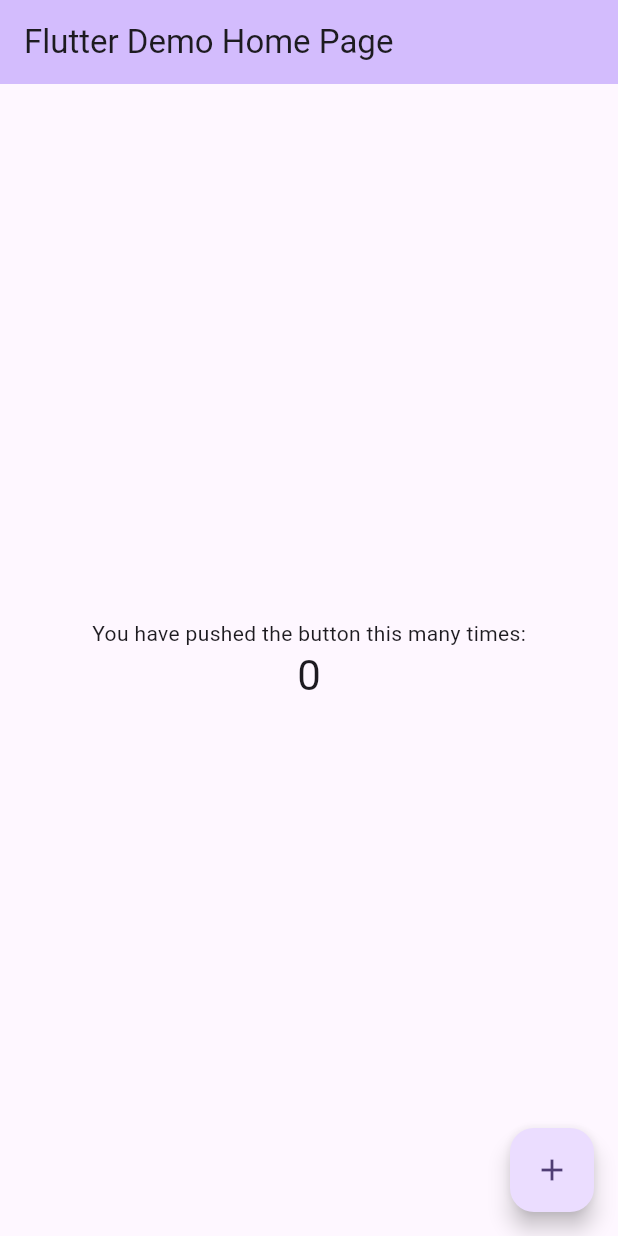
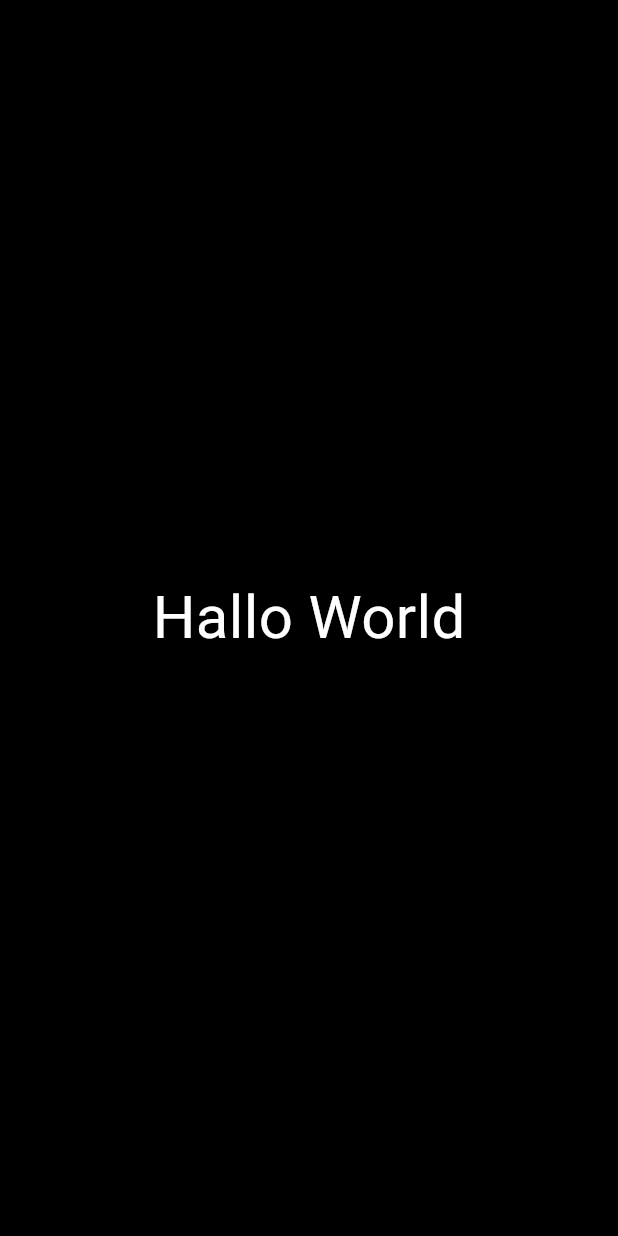
Before and after one commit to khaledffm02/Info_Projekt, a Flutter app: the screen it shows after launch, on a phone screen of 412 x 824 dp. Run offline on Flutter 3.47's test engine with Material 3 defaults, Android fonts, the phone set to English and light mode, and no system bars.

Commit message:
Display Hello World

```diff
--- a/frontend/lib/main.dart
+++ b/frontend/lib/main.dart
@@ -1,125 +1,19 @@
 import 'package:flutter/material.dart';
 
 void main() {
-  runApp(const MyApp());
-}
-
-class MyApp extends StatelessWidget {
-  const MyApp({super.key});
-
-  // This widget is the root of your application.
-  @override
-  Widget build(BuildContext context) {
-    return MaterialApp(
-      title: 'Flutter Demo',
-      theme: ThemeData(
-        // This is the theme of your application.
-        //
-        // TRY THIS: Try running your application with "flutter run". You'll see
-        // the application has a purple toolbar. Then, without quitting the app,
-        // try changing the seedColor in the colorScheme below to Colors.green
-        // and then invoke "hot reload" (save your changes or press the "hot
-        // reload" button in a Flutter-supported IDE, or press "r" if you used
-        // the command line to start the app).
-        //
-        // Notice that the counter didn't reset back to zero; the application
-        // state is not lost during the reload. To reset the state, use hot
-        // restart instead.
-        //
-        // This works for code too, not just values: Most code changes can be
-        // tested with just a hot reload.
-        colorScheme: ColorScheme.fromSeed(seedColor: Colors.deepPurple),
-        useMaterial3: true,
-      ),
-      home: const MyHomePage(title: 'Flutter Demo Home Page'),
-    );
-  }
-}
-
-class MyHomePage extends StatefulWidget {
-  const MyHomePage({super.key, required this.title});
-
-  // This widget is the home page of your application. It is stateful, meaning
-  // that it has a State object (defined below) that contains fields that affect
-  // how it looks.
-
-  // This class is the configuration for the state. It holds the values (in this
-  // case the title) provided by the parent (in this case the App widget) and
-  // used by the build method of the State. Fields in a Widget subclass are
-  // always marked "final".
-
-  final String title;
-
-  @override
-  State<MyHomePage> createState() => _MyHomePageState();
-}
-
-class _MyHomePageState extends State<MyHomePage> {
-  int _counter = 0;
-
-  void _incrementCounter() {
-    setState(() {
-      // This call to setState tells the Flutter framework that something has
-      // changed in this State, which causes it to rerun the build method below
-      // so that the display can reflect the updated values. If we changed
-      // _counter without calling setState(), then the build method would not be
-      // called again, and so nothing would appear to happen.
-      _counter++;
-    });
-  }
-
-  @override
-  Widget build(BuildContext context) {
-    // This method is rerun every time setState is called, for instance as done
-    // by the _incrementCounter method above.
-    //
-    // The Flutter framework has been optimized to make rerunning build methods
-    // fast, so that you can just rebuild anything that needs updating rather
-    // than having to individually change instances of widgets.
-    return Scaffold(
-      appBar: AppBar(
-        // TRY THIS: Try changing the color here to a specific color (to
-        // Colors.amber, perhaps?) and trigger a hot reload to see the AppBar
-        // change color while the other colors stay the same.
-        backgroundColor: Theme.of(context).colorScheme.inversePrimary,
-        // Here we take the value from the MyHomePage object that was created by
-        // the App.build method, and use it to set our appbar title.
-        title: Text(widget.title),
-      ),
-      body: Center(
-        // Center is a layout widget. It takes a single child and positions it
-        // in the middle of the parent.
-        child: Column(
-          // Column is also a layout widget. It takes a list of children and
-          // arranges them vertically. By default, it sizes itself to fit its
-          // children horizontally, and tries to be as tall as its parent.
-          //
-          // Column has various properties to control how it sizes itself and
-          // how it positions its children. Here we use mainAxisAlignment to
-          // center the children vertically; the main axis here is the vertical
-          // axis because Columns are vertical (the cross axis would be
-          // horizontal).
-          //
-          // TRY THIS: Invoke "debug painting" (choose the "Toggle Debug Paint"
-          // action in the IDE, or press "p" in the console), to see the
-          // wireframe for each widget.
-          mainAxisAlignment: MainAxisAlignment.center,
-          children: <Widget>[
-            const Text(
-              'You have pushed the button this many times:',
+  runApp(
+    MaterialApp(
+      home: Scaffold(
+        body: Container(
+          decoration: const BoxDecoration(color: Colors.black),
+          child: const Center(
+            child: Text(
+              "Hallo World",
+              style: TextStyle(color: Colors.white, fontSize: 40),
             ),
-            Text(
-              '$_counter',
-              style: Theme.of(context).textTheme.headlineMedium,
-            ),
-          ],
+          ),
         ),
       ),
-      floatingActionButton: FloatingActionButton(
-        onPressed: _incrementCounter,
-        tooltip: 'Increment',
-        child: const Icon(Icons.add),
-      ), // This trailing comma makes auto-formatting nicer for build methods.
-    );
-  }
+    ),
+  );
 }
```
Also changed, not shown: 1 other file.
